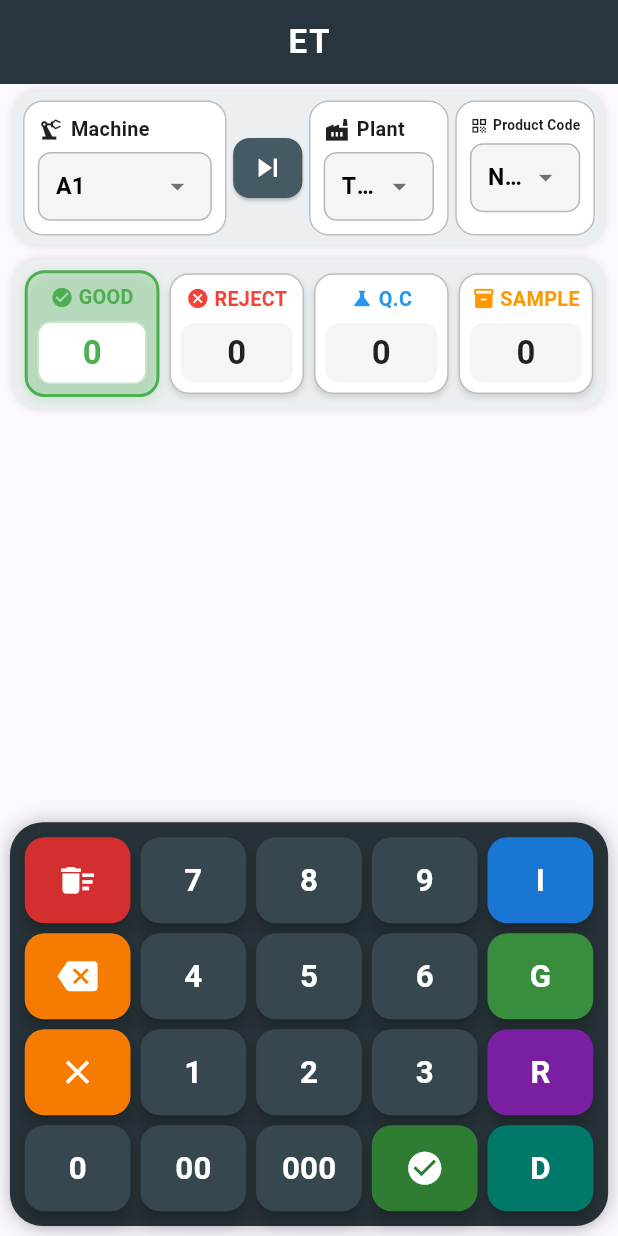
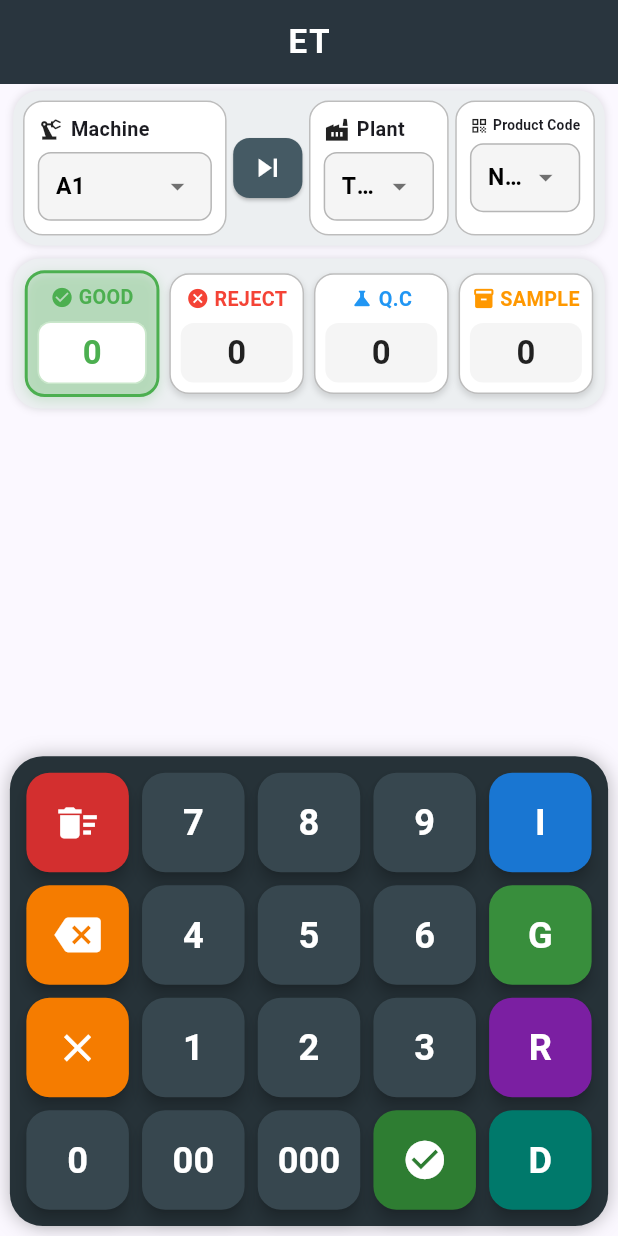
Before and after one commit to mdparvez44/Calculator, a Flutter app: the screen it shows after launch, on a phone screen of 412 x 824 dp. Run offline on Flutter 3.47's test engine with Material 3 defaults, Android fonts, the phone set to English and light mode, and no system bars; our stand-ins replace file_picker, share_plus, sqflite, sqflite_common_ffi; missing offline and left inert: excel; accounts and stored records are empty.

Commit message:
Increase custom keyboard size and button dimensions

```diff
--- a/lib/screens/home.dart
+++ b/lib/screens/home.dart
@@ -23,7 +23,7 @@ class HomeScreen extends StatelessWidget {
       body: SafeArea(
         child: LayoutBuilder(
           builder: (context, constraints) {
-            double calculatedRowHeight = (constraints.maxHeight * 0.095).clamp(46.0, 64.0);
+            double calculatedRowHeight = (constraints.maxHeight * 0.11).clamp(44.0, 75.0);
 
             return Column(
               children: [
--- a/lib/widgets/keypad.dart
+++ b/lib/widgets/keypad.dart
@@ -22,7 +22,7 @@ class Keypad extends StatelessWidget {
   }) {
     return Expanded(
       child: Padding(
-        padding: EdgeInsets.all(3 * scale),
+        padding: EdgeInsets.all(4 * scale),
         child: ElevatedButton(
           style: ElevatedButton.styleFrom(
             backgroundColor: color ?? const Color(0xff37474F),
@@ -30,7 +30,7 @@ class Keypad extends StatelessWidget {
             elevation: 4,
             padding: EdgeInsets.zero,
             shape: RoundedRectangleBorder(
-              borderRadius: BorderRadius.circular(12 * scale),
+              borderRadius: BorderRadius.circular(14 * scale),
             ),
           ),
           onPressed: () async {
@@ -74,11 +74,11 @@ class Keypad extends StatelessWidget {
           child: FittedBox(
             fit: BoxFit.scaleDown,
             child: icon != null
-                ? Icon(icon, size: 24 * scale, color: Colors.white)
+                ? Icon(icon, size: 28 * scale, color: Colors.white)
                 : Text(
                     text,
                     style: TextStyle(
-                      fontSize: 19 * scale,
+                      fontSize: 22 * scale,
                       fontWeight: FontWeight.bold,
                       color: textColor,
                     ),
@@ -90,7 +90,7 @@ class Keypad extends StatelessWidget {
   }
 
   Widget row(BuildContext context, List<Widget> buttons, double scale) {
-    double h = rowHeight ?? (56.0 * scale);
+    double h = rowHeight ?? (68.0 * scale);
     return SizedBox(
       height: h,
       child: Row(
@@ -103,7 +103,7 @@ class Keypad extends StatelessWidget {
   @override
   Widget build(BuildContext context) {
     double screenWidth = MediaQuery.of(context).size.width;
-    double scale = (screenWidth / 375).clamp(0.85, 1.25);
+    double scale = (screenWidth / 375).clamp(0.9, 1.35);
 
     return Container(
       padding: EdgeInsets.all(6 * scale),
```
